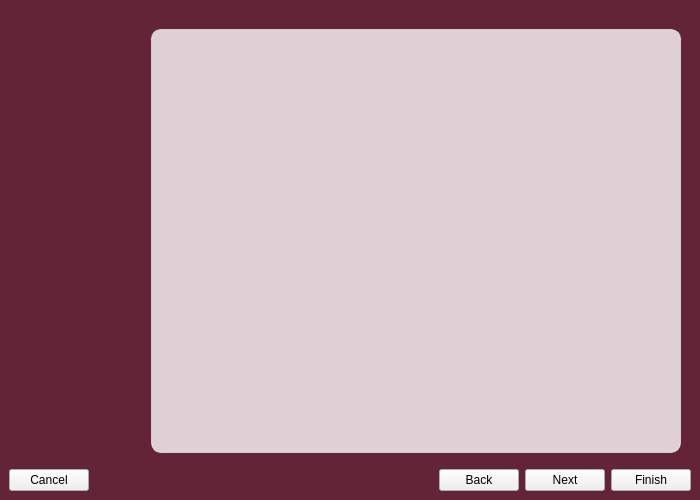
This is kde/kaptan/src/gui/kaptanMain.ui in pars-linux/uludag as Qt 5 draws it before an edit. The edited form follows.
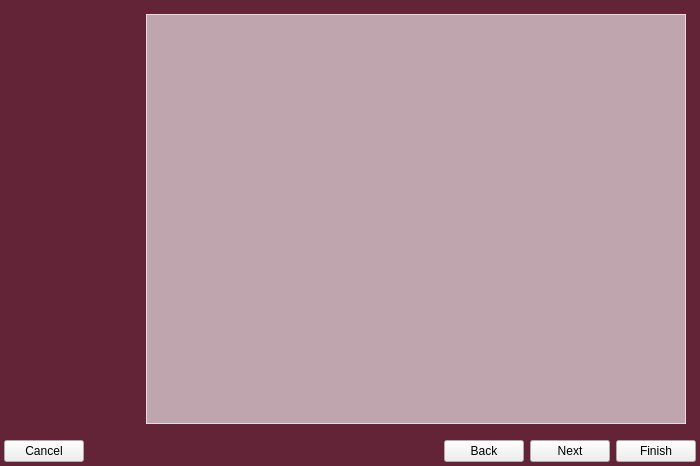
This is the edited form. Icons and pictures are not drawn.

Patch:
```diff
--- a/kde/kaptan/src/gui/kaptanMain.ui
+++ b/kde/kaptan/src/gui/kaptanMain.ui
@@ -7,9 +7,27 @@
     <x>0</x>
     <y>0</y>
     <width>700</width>
-    <height>500</height>
+    <height>466</height>
    </rect>
   </property>
+  <property name="sizePolicy">
+   <sizepolicy hsizetype="Fixed" vsizetype="Fixed">
+    <horstretch>0</horstretch>
+    <verstretch>0</verstretch>
+   </sizepolicy>
+  </property>
+  <property name="minimumSize">
+   <size>
+    <width>700</width>
+    <height>466</height>
+   </size>
+  </property>
+  <property name="maximumSize">
+   <size>
+    <width>700</width>
+    <height>466</height>
+   </size>
+  </property>
   <property name="windowTitle">
    <string>Kaptan Desktop</string>
   </property>
@@ -18,25 +36,20 @@
     <normaloff>:/raw/pics/cr64-app-kaptan.png</normaloff>:/raw/pics/cr64-app-kaptan.png</iconset>
   </property>
   <property name="styleSheet">
-   <string notr="true">
-#kaptan{
-	
-       background-image:url(':/raw/pics/bg.png');
+   <string notr="true">#kaptan{
+	   background-image:url(':/raw/pics/bg.png');
        background-repeat: no-repeat;
        background-position: left top;
        background-color: #642437;
        alternate-background-color: gray;
        selection-background-color: gray;
-
 }
 
 QStackedWidget#mainStack {
-	color: white;
+	 color: white;
      border-style: outset;
      border-width: 1px;
-     border-radius: 10px;
      border-color: rgba(255, 255, 255, 152);
-
 }
 </string>
   </property>
@@ -44,23 +57,32 @@
    <property name="margin">
     <number>0</number>
    </property>
+   <property name="spacing">
+    <number>0</number>
+   </property>
    <item row="0" column="0">
     <widget class="QWidget" name="kaptan" native="true">
      <layout class="QGridLayout" name="gridLayout_2">
+      <property name="margin">
+       <number>4</number>
+      </property>
+      <property name="spacing">
+       <number>-1</number>
+      </property>
       <item row="0" column="0">
        <layout class="QGridLayout" name="gridLayout">
-        <item row="1" column="0" rowspan="3" colspan="3">
+        <item row="1" column="0" rowspan="3" colspan="2">
          <widget class="QLabel" name="labelMenu">
           <property name="font">
            <font>
-            <pointsize>11</pointsize>
+            <pointsize>10</pointsize>
            </font>
           </property>
           <property name="autoFillBackground">
            <bool>false</bool>
           </property>
           <property name="styleSheet">
-           <string notr="true">color:black</string>
+           <string notr="true">color: rgb(95, 34, 52);</string>
           </property>
           <property name="text">
            <string/>
@@ -73,31 +95,6 @@
           </property>
          </widget>
         </item>
-        <item row="0" column="0" colspan="3">
-         <widget class="QLabel" name="labelLogo">
-          <property name="sizePolicy">
-           <sizepolicy hsizetype="Fixed" vsizetype="Fixed">
-            <horstretch>0</horstretch>
-            <verstretch>0</verstretch>
-           </sizepolicy>
-          </property>
-          <property name="minimumSize">
-           <size>
-            <width>80</width>
-            <height>80</height>
-           </size>
-          </property>
-          <property name="styleSheet">
-           <string notr="true">margin-left:14px;</string>
-          </property>
-          <property name="text">
-           <string/>
-          </property>
-          <property name="pixmap">
-           <pixmap resource="raw.qrc">:/raw/pics/kaptan-logo.png</pixmap>
-          </property>
-         </widget>
-        </item>
         <item row="2" column="0">
          <spacer name="horizontalSpacer">
           <property name="orientation">
@@ -114,12 +111,8 @@
           </property>
          </spacer>
         </item>
-       </layout>
-      </item>
-      <item row="0" column="1">
-       <layout class="QVBoxLayout" name="verticalLayout_4">
-        <item>
-         <spacer name="verticalSpacer">
+        <item row="0" column="0">
+         <spacer name="verticalSpacer_2">
           <property name="orientation">
            <enum>Qt::Vertical</enum>
           </property>
@@ -129,11 +122,15 @@
           <property name="sizeHint" stdset="0">
            <size>
             <width>20</width>
-            <height>10</height>
+            <height>80</height>
            </size>
           </property>
          </spacer>
         </item>
+       </layout>
+      </item>
+      <item row="0" column="1">
+       <layout class="QVBoxLayout" name="verticalLayout_4">
         <item>
          <widget class="QStackedWidget" name="mainStack">
           <property name="sizePolicy">
@@ -143,10 +140,17 @@
            </sizepolicy>
           </property>
           <property name="styleSheet">
-           <string notr="true">QStackedWidget#mainStack{background-color:rgba(255, 255, 255,200);
+           <string notr="true">QStackedWidget#mainStack{background-color:rgba(255, 255, 255,150);
 margin: 10px;
+border-radius: 0px;
 }</string>
           </property>
+          <property name="frameShape">
+           <enum>QFrame::NoFrame</enum>
+          </property>
+          <property name="frameShadow">
+           <enum>QFrame::Plain</enum>
+          </property>
           <property name="lineWidth">
            <number>0</number>
           </property>
@@ -160,6 +164,12 @@
       </item>
       <item row="1" column="0" colspan="2">
        <layout class="QHBoxLayout" name="horizontalLayout_2">
+        <property name="spacing">
+         <number>-1</number>
+        </property>
+        <property name="bottomMargin">
+         <number>0</number>
+        </property>
         <item>
          <widget class="QPushButton" name="buttonCancel">
           <property name="styleSheet">
```
